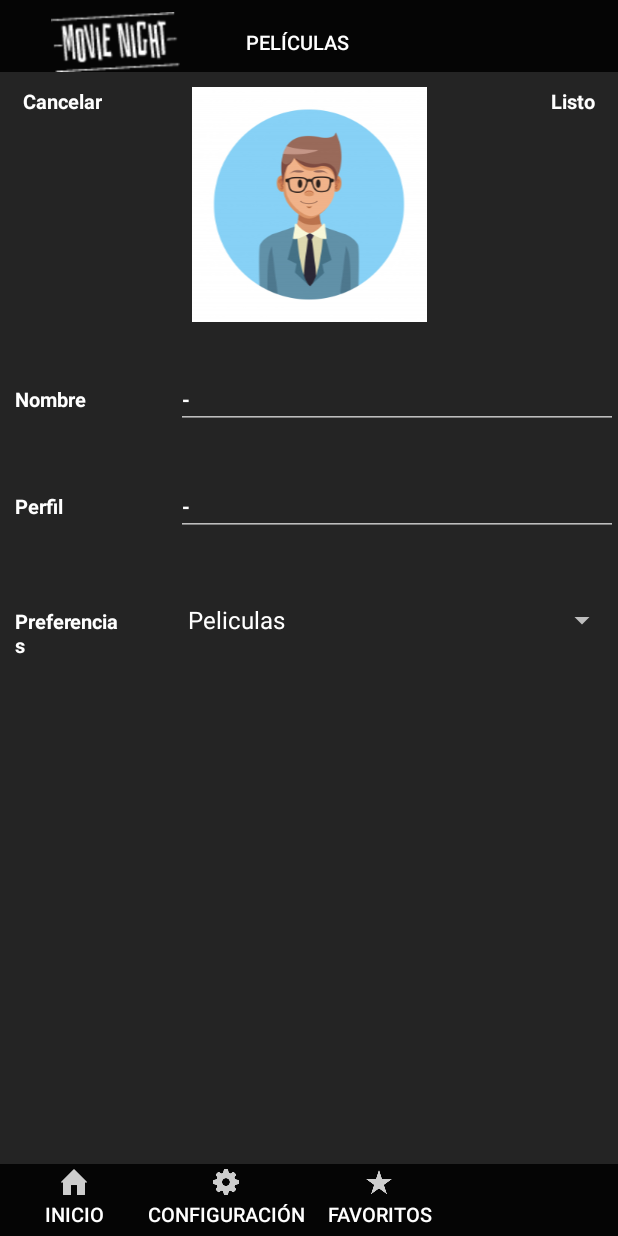
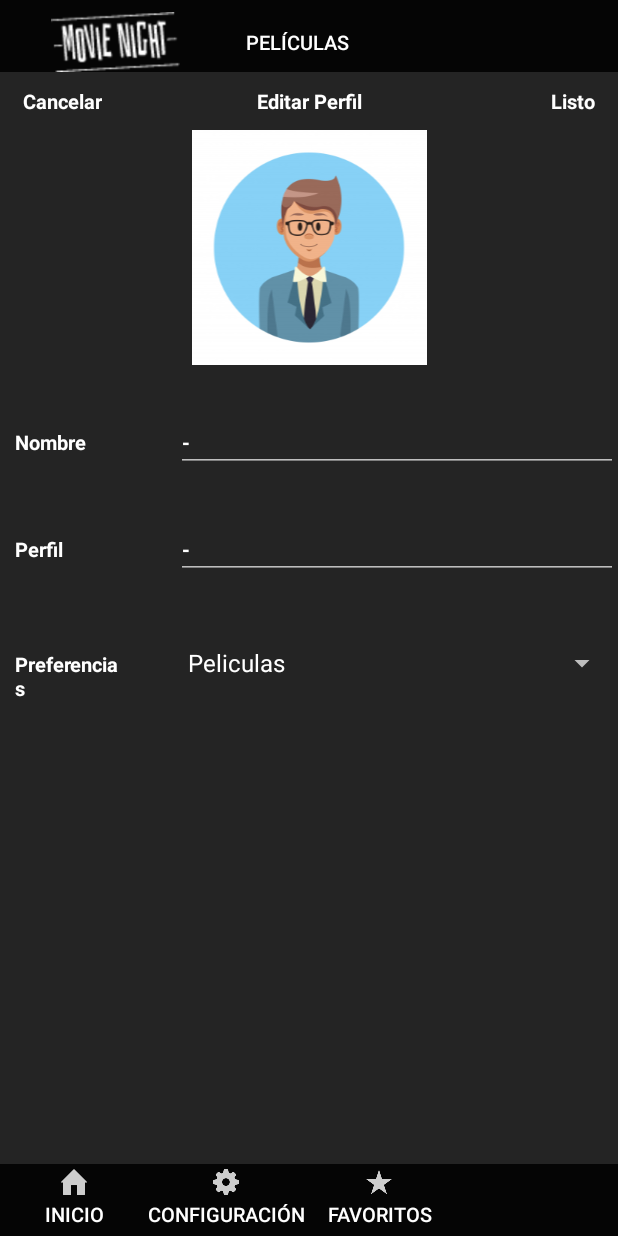
Before and after one commit to JessicaLopez375/Tecn.Moviles2020, an Android app: the fragment FragmentProfile placed in its activity, on a phone screen of 412 x 824 dp. Run offline under Robolectric (Android 15) with nearby library versions, the phone set to English and light mode, and no system bars; pictures from the network do not load; 7 statements that could not run were skipped.

Commit message:
Correcion de errores graficos

```diff
--- a/app/src/main/java/com/iua/jessicalopez/Activitys/CreateAccountActivity.java
+++ b/app/src/main/java/com/iua/jessicalopez/Activitys/CreateAccountActivity.java
@@ -33,7 +33,7 @@ public class CreateAccountActivity extends AppCompatActivity {
     {
         registrarUsuarios();
         Toast.makeText(getApplicationContext(),"Usuario registrado",Toast.LENGTH_LONG).show();
-        startActivity(new Intent(CreateAccountActivity.this, HomeActivity.class));
+        startActivity(new Intent(CreateAccountActivity.this, LoginActivity.class));
     }
 
     private void registrarUsuarios() {
--- a/app/src/main/res/layout/fragment_profile.xml
+++ b/app/src/main/res/layout/fragment_profile.xml
@@ -7,6 +7,9 @@
     android:background="@color/background"
     tools:context=".Fragments.FragmentProfile">
 
+    <ScrollView
+        android:layout_width="wrap_content"
+        android:layout_height="wrap_content">
     <RelativeLayout
         android:id="@+id/relative1"
         android:layout_width="match_parent"
@@ -50,9 +53,7 @@
             android:textStyle="bold" />
 
 
-        <ScrollView
-            android:layout_width="match_parent"
-            android:layout_height="match_parent">
+
         <LinearLayout
             android:layout_width="match_parent"
             android:layout_height="match_parent"
@@ -159,9 +160,9 @@
 
                 </LinearLayout>
 
-        </LinearLayout></ScrollView>
+        </LinearLayout>
+
+    </RelativeLayout></ScrollView>
 
 
-    </RelativeLayout>
-
 </FrameLayout>
```
